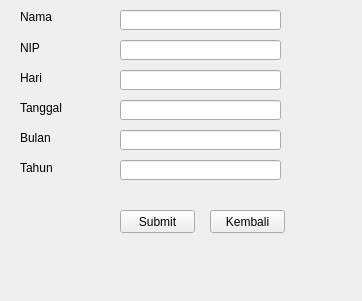
Before: the Qt Designer form keluar.ui in christianbyu/Python-simple-absent-apps-with-pyqt5, drawn with Qt 5.
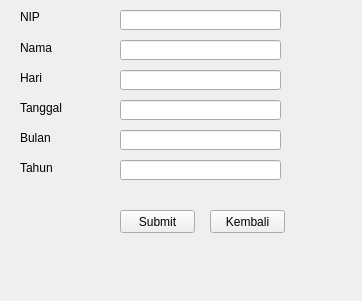
After: the same form once the commit is applied.

Commit message: Update UI and query insert to db

```diff
--- a/keluar.ui
+++ b/keluar.ui
@@ -153,7 +153,7 @@
     </rect>
    </property>
    <property name="text">
-    <string>Nama</string>
+    <string>NIP</string>
    </property>
   </widget>
   <widget class="QLabel" name="label_13">
@@ -192,7 +192,7 @@
     </rect>
    </property>
    <property name="text">
-    <string>NIP</string>
+    <string>Nama</string>
    </property>
   </widget>
  </widget>
```
The commit also changes 4 other files.
